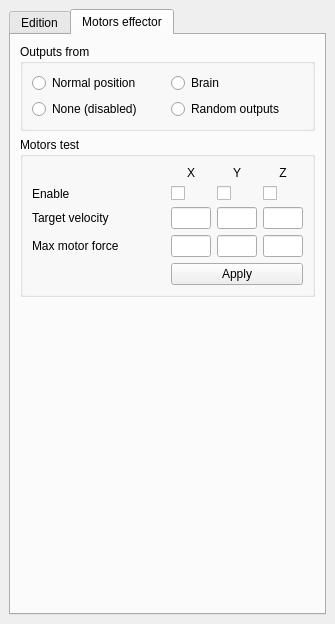
Above: src/genelab/core/ui/widgets/entities/bonepropertiescontroller.ui from GeneCraft/GeneCraft-Project before the change. Below: the same form after it.
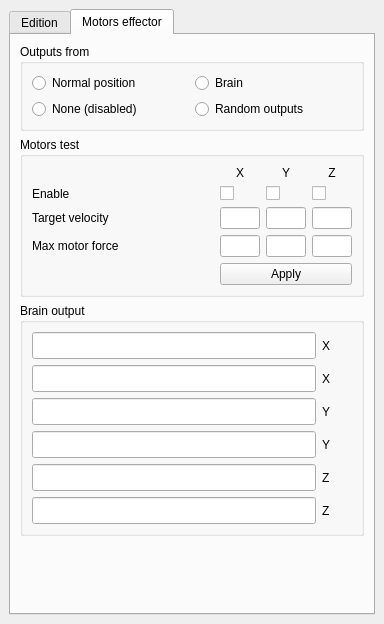
That is the form after the change. The open tabs and pages were chosen to show the change. Icons and pictures are not drawn.

Commit message: bones mutations limits (..0 0..) in interface. display brain output in interface too.

Diff of the .ui file:
```diff
--- a/src/genelab/core/ui/widgets/entities/bonepropertiescontroller.ui
+++ b/src/genelab/core/ui/widgets/entities/bonepropertiescontroller.ui
@@ -9,7 +9,7 @@
    <rect>
     <x>0</x>
     <y>0</y>
-    <width>335</width>
+    <width>384</width>
     <height>624</height>
    </rect>
   </property>
@@ -33,12 +33,12 @@
        <rect>
         <x>0</x>
         <y>0</y>
-        <width>335</width>
+        <width>384</width>
         <height>624</height>
        </rect>
       </property>
       <layout class="QGridLayout" name="gridLayout_8">
-       <item row="0" column="0">
+       <item row="0" column="1">
         <widget class="QTabWidget" name="tabWidget">
          <property name="enabled">
           <bool>true</bool>
@@ -1240,7 +1240,226 @@
             </widget>
            </item>
            <item row="2" column="0">
-            <spacer name="verticalSpacer_3">
+            <widget class="QGroupBox" name="groupBox_2">
+             <property name="title">
+              <string>Brain output</string>
+             </property>
+             <layout class="QGridLayout" name="gridLayout_5">
+              <item row="0" column="1">
+               <widget class="QLabel" name="lblContractX">
+                <property name="minimumSize">
+                 <size>
+                  <width>30</width>
+                  <height>0</height>
+                 </size>
+                </property>
+                <property name="maximumSize">
+                 <size>
+                  <width>30</width>
+                  <height>16777215</height>
+                 </size>
+                </property>
+                <property name="text">
+                 <string>X</string>
+                </property>
+               </widget>
+              </item>
+              <item row="3" column="1">
+               <widget class="QLabel" name="lblExpandX">
+                <property name="minimumSize">
+                 <size>
+                  <width>30</width>
+                  <height>0</height>
+                 </size>
+                </property>
+                <property name="maximumSize">
+                 <size>
+                  <width>30</width>
+                  <height>16777215</height>
+                 </size>
+                </property>
+                <property name="text">
+                 <string>X</string>
+                </property>
+               </widget>
+              </item>
+              <item row="4" column="1">
+               <widget class="QLabel" name="lblContractY">
+                <property name="minimumSize">
+                 <size>
+                  <width>30</width>
+                  <height>0</height>
+                 </size>
+                </property>
+                <property name="maximumSize">
+                 <size>
+                  <width>30</width>
+                  <height>16777215</height>
+                 </size>
+                </property>
+                <property name="text">
+                 <string>Y</string>
+                </property>
+               </widget>
+              </item>
+              <item row="5" column="1">
+               <widget class="QLabel" name="lblExpandY">
+                <property name="minimumSize">
+                 <size>
+                  <width>30</width>
+                  <height>0</height>
+                 </size>
+                </property>
+                <property name="maximumSize">
+                 <size>
+                  <width>30</width>
+                  <height>16777215</height>
+                 </size>
+                </property>
+                <property name="text">
+                 <string>Y</string>
+                </property>
+               </widget>
+              </item>
+              <item row="6" column="1">
+               <widget class="QLabel" name="lblContractZ">
+                <property name="minimumSize">
+                 <size>
+                  <width>30</width>
+                  <height>0</height>
+                 </size>
+                </property>
+                <property name="maximumSize">
+                 <size>
+                  <width>30</width>
+                  <height>16777215</height>
+                 </size>
+                </property>
+                <property name="text">
+                 <string>Z</string>
+                </property>
+               </widget>
+              </item>
+              <item row="7" column="1">
+               <widget class="QLabel" name="lblExpandZ">
+                <property name="minimumSize">
+                 <size>
+                  <width>30</width>
+                  <height>0</height>
+                 </size>
+                </property>
+                <property name="maximumSize">
+                 <size>
+                  <width>30</width>
+                  <height>16777215</height>
+                 </size>
+                </property>
+                <property name="text">
+                 <string>Z</string>
+                </property>
+               </widget>
+              </item>
+              <item row="0" column="0">
+               <widget class="QLineEdit" name="txtContractX">
+                <property name="enabled">
+                 <bool>true</bool>
+                </property>
+                <property name="font">
+                 <font>
+                  <family>Courier New</family>
+                  <pointsize>12</pointsize>
+                 </font>
+                </property>
+                <property name="readOnly">
+                 <bool>true</bool>
+                </property>
+               </widget>
+              </item>
+              <item row="3" column="0">
+               <widget class="QLineEdit" name="txtExpandX">
+                <property name="enabled">
+                 <bool>true</bool>
+                </property>
+                <property name="font">
+                 <font>
+                  <family>Courier New</family>
+                  <pointsize>12</pointsize>
+                 </font>
+                </property>
+                <property name="readOnly">
+                 <bool>true</bool>
+                </property>
+               </widget>
+              </item>
+              <item row="4" column="0">
+               <widget class="QLineEdit" name="txtContractY">
+                <property name="enabled">
+                 <bool>true</bool>
+                </property>
+                <property name="font">
+                 <font>
+                  <family>Courier New</family>
+                  <pointsize>12</pointsize>
+                 </font>
+                </property>
+                <property name="readOnly">
+                 <bool>true</bool>
+                </property>
+               </widget>
+              </item>
+              <item row="5" column="0">
+               <widget class="QLineEdit" name="txtExpandY">
+                <property name="enabled">
+                 <bool>true</bool>
+                </property>
+                <property name="font">
+                 <font>
+                  <family>Courier New</family>
+                  <pointsize>12</pointsize>
+                 </font>
+                </property>
+                <property name="readOnly">
+                 <bool>true</bool>
+                </property>
+               </widget>
+              </item>
+              <item row="6" column="0">
+               <widget class="QLineEdit" name="txtContractZ">
+                <property name="enabled">
+                 <bool>true</bool>
+                </property>
+                <property name="font">
+                 <font>
+                  <family>Courier New</family>
+                  <pointsize>12</pointsize>
+                 </font>
+                </property>
+                <property name="readOnly">
+                 <bool>true</bool>
+                </property>
+               </widget>
+              </item>
+              <item row="7" column="0">
+               <widget class="QLineEdit" name="txtExpandZ">
+                <property name="enabled">
+                 <bool>true</bool>
+                </property>
+                <property name="font">
+                 <font>
+                  <family>Courier New</family>
+                  <pointsize>12</pointsize>
+                 </font>
+                </property>
+                <property name="readOnly">
+                 <bool>true</bool>
+                </property>
+               </widget>
+              </item>
+             </layout>
+            </widget>
+           </item>
+           <item row="3" column="0">
+            <spacer name="verticalSpacer_2">
              <property name="orientation">
               <enum>Qt::Vertical</enum>
              </property>
```
Left out of the diff: 60 changed lines with no effect on the pictures. The commit also changes 12 other files.
